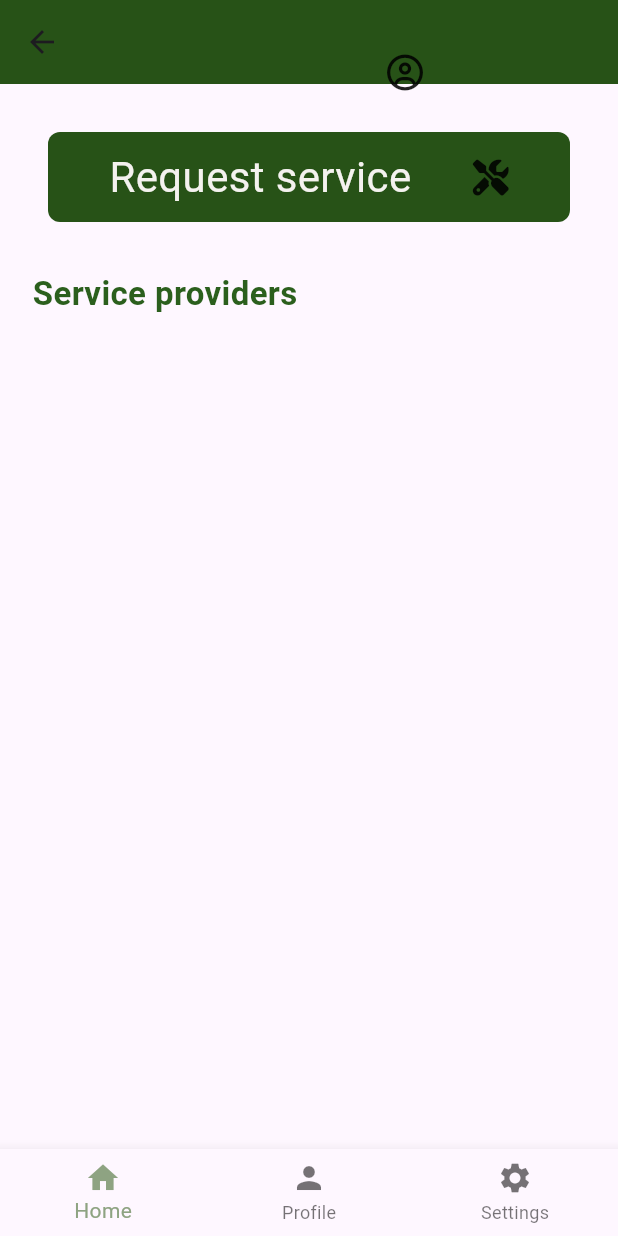
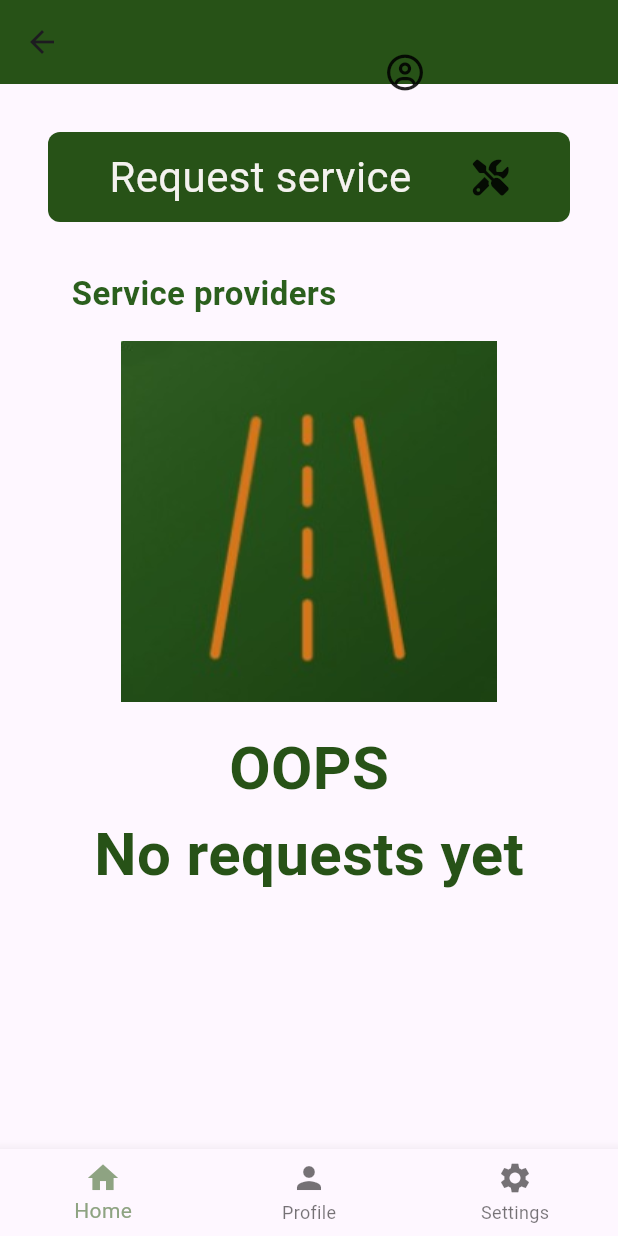
Before and after one commit to MohamedMagdy2810/Roadside-assitance, a Flutter app: the homeView screen opened by its route, on a phone screen of 412 x 824 dp. Run offline on Flutter 3.47's test engine with Material 3 defaults, Android fonts, the light colour scheme and no system bars; our stand-ins replace flutter_bloc, font_awesome_flutter, introduction_screen, modal_progress_hud_nsn, shared_preferences; accounts and stored records are empty.

Commit message:
create get data states , create get data cubits and make a bloc state managment for home view

```diff
--- /dev/null
+++ b/devtools_options.yaml
@@ -0,0 +1 @@
+extensions:
--- /dev/null
+++ b/lib/request_data_cubit/get_data_cubit.dart
@@ -0,0 +1,19 @@
+import 'package:flutter_bloc/flutter_bloc.dart';
+import 'package:roadside_assitance/models/data_response_model.dart';
+import 'package:roadside_assitance/request_data_cubit/get_data_states.dart';
+import 'package:roadside_assitance/services/Api.dart';
+// import 'package:roadside_assitance/widgets/custom_service_card.dart';
+
+class getDataCubit extends Cubit <getDataStates> {
+  getDataCubit(): super(initialState());
+
+
+  getResponse({required String token})async{
+      try {
+  response_model ResponseData = await GetData().getData(token);
+  emit(dataLoadedState(responseModel: ResponseData));
+} catch (e) {
+  emit(failureState());
+}
+  }
+}
--- /dev/null
+++ b/lib/request_data_cubit/get_data_states.dart
@@ -0,0 +1,12 @@
+// ignore_for_file: public_member_api_docs, sort_constructors_first
+import 'package:roadside_assitance/models/data_response_model.dart';
+
+class getDataStates {}
+class initialState  extends getDataStates{}
+class dataLoadedState extends getDataStates {
+  response_model responseModel;
+  dataLoadedState({
+    required this.responseModel,
+  });
+}
+class failureState extends getDataStates{}
--- a/lib/views/services_page.dart
+++ b/lib/views/services_page.dart
@@ -5,6 +5,7 @@ import 'package:roadside_assitance/widgets/bottom_sheet.dart';
 import 'package:roadside_assitance/widgets/custom_service_card.dart';
 
 class ServivesView extends StatelessWidget {
+
   ServivesView({super.key});
   static String ID = 'servicsPage';
   final List<servicesCard> services = [
--- a/lib/widgets/custom_service_card.dart
+++ b/lib/widgets/custom_service_card.dart
@@ -1,9 +1,11 @@
 import 'package:flutter/cupertino.dart';
 import 'package:flutter/material.dart';
+import 'package:flutter_bloc/flutter_bloc.dart';
 import 'package:roadside_assitance/classes/shared_preferences.dart';
 import 'package:roadside_assitance/constants.dart';
 import 'package:roadside_assitance/models/data_response_model.dart';
 import 'package:roadside_assitance/models/service_model.dart';
+import 'package:roadside_assitance/request_data_cubit/get_data_cubit.dart';
 import 'package:roadside_assitance/services/Api.dart';
 
 
@@ -92,7 +94,9 @@ showAlertDialog(BuildContext context) {
     child: Text("Yes", style: TextStyle(color: Colors.black)),
     onPressed: ()async {
      response_model Response = await GetData().getData(token!);
-
+    var get_data_cubit=  BlocProvider.of<getDataCubit>(context);
+    get_data_cubit.getResponse(token: token!);
+       Navigator.pop(context);
        Navigator.pop(context);
     },
   );
--- a/lib/widgets/home_view_body.dart
+++ b/lib/widgets/home_view_body.dart
@@ -1,61 +1,42 @@
   import 'package:flutter/material.dart';
+import 'package:flutter_bloc/flutter_bloc.dart';
   import 'package:font_awesome_flutter/font_awesome_flutter.dart';
   import 'package:roadside_assitance/constants.dart';
   import 'package:roadside_assitance/models/data_response_model.dart';
+import 'package:roadside_assitance/request_data_cubit/get_data_cubit.dart';
+import 'package:roadside_assitance/request_data_cubit/get_data_states.dart';
+import 'package:roadside_assitance/services/Api.dart';
   import 'package:roadside_assitance/views/services_page.dart';
   import 'package:roadside_assitance/widgets/custom_request_service_card.dart';
+import 'package:roadside_assitance/widgets/data_loaded.dart';
 import 'package:roadside_assitance/widgets/no_data_body.dart';
 
-  class homeViewBody extends StatelessWidget {
+  class homeViewBody extends StatefulWidget {
      homeViewBody({
       super.key,
     });
-response_model? ResponseData ;
+
+  @override
+  State<homeViewBody> createState() => _homeViewBodyState();
+}
+
+class _homeViewBodyState extends State<homeViewBody> {
+// response_model? ResponseData ;
+
     @override
     Widget build(BuildContext context) {
-      return ResponseData == null ? Column(
+      return  BlocBuilder<getDataCubit, getDataStates>(
+        builder: (context, state) {
+          if (state is initialState){
+            return noData();
+          }else if(state is dataLoadedState){
 
-          crossAxisAlignment: CrossAxisAlignment.start,
-          children: [
-          Padding(
-                padding:
-                    const EdgeInsets.symmetric(vertical: 32.0, horizontal: 32),
-                child:  GestureDetector(
-                  onTap: (){
-                    Navigator.pushNamed(context, ServivesView.ID);
-                  },
-                  child: Container (  height: 60,
-                    width: double.infinity,
-                    decoration: BoxDecoration(
-                        borderRadius: BorderRadius.circular(8),
-                        color: const Color(0xff275217)),  child:
-
-                  const  Row(
-                      mainAxisAlignment: MainAxisAlignment.spaceEvenly,
-                      children: [
-                      Text(
-                          'Request service',
-                          style: TextStyle(color: lightWhite, fontSize: 28),
-                        ),
-                        Icon(FontAwesomeIcons.screwdriverWrench)
-                      ],
-                    ),
-                  ),
-                )),
-          const Padding(
-              padding:  EdgeInsets.only(left:16.0),
-              child: Text(
-                ' Service providers',
-                style: TextStyle(
-                    color: lightGreen,
-                    fontSize: 22,
-                    fontWeight: FontWeight.bold),
-              ),
-            ),
-            // customRequestWidget(response_model('Mohamed', 'Gas Station', 012, 012))
-            // customRequestWidget()
-          ],
-        ) : noData()
+            return dataLoaded(responseModel: state.responseModel,);
+          }else{
+            return Text('oops there was an error');
+          }
+        },
+      )
       ;
     }
-  }
+}
--- a/pubspec.yaml
+++ b/pubspec.yaml
@@ -38,6 +38,7 @@ dependencies:
   modal_progress_hud_nsn: ^0.5.1
   shared_preferences: ^2.2.3
   url_launcher: ^6.2.6
+  flutter_bloc: ^8.1.6
 
 dev_dependencies:
   flutter_lints: ^2.0.0
```
Also changed, not shown: lib/main.dart (+6 -1 lines), lib/widgets/data_loaded.dart (added, +62 -0 lines), lib/services/Api.dart (line endings or trailing spaces), pubspec.lock.
